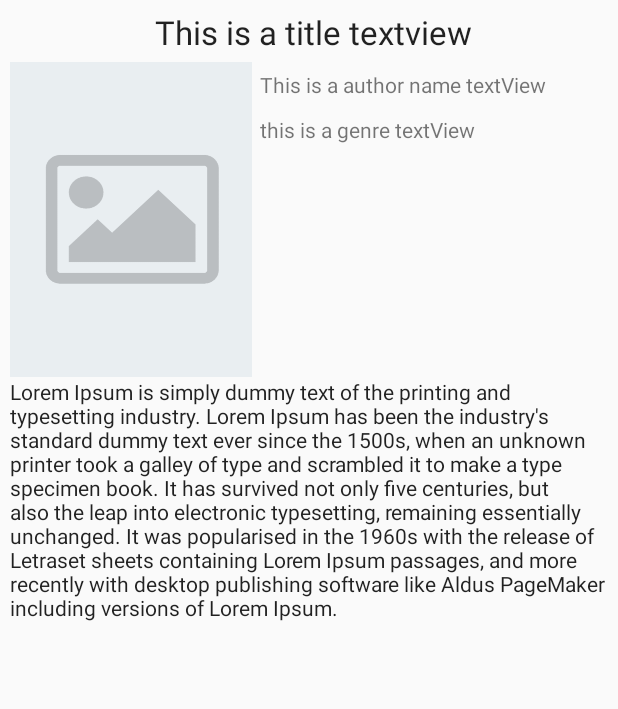
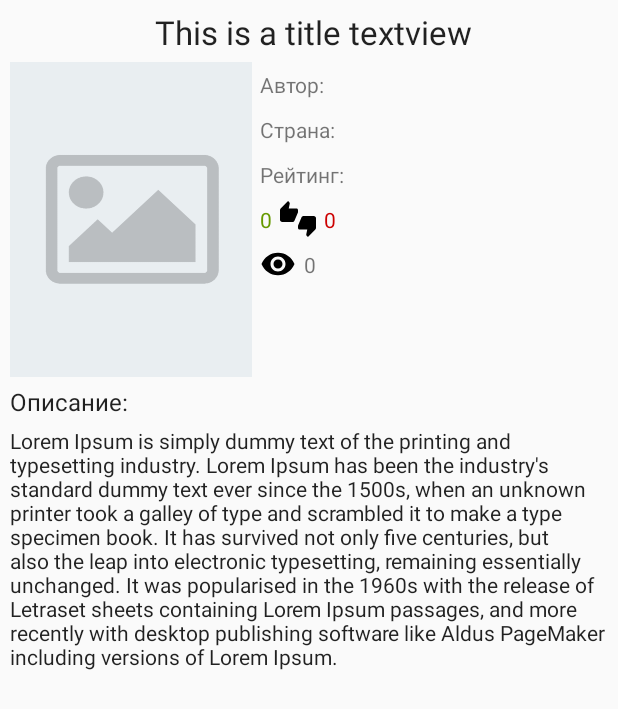
Before and after one commit to wingsoflight/rf2, an Android app: the BookDetailsActivity screen opened directly, with no data from a screen before it, on a phone screen of 412 x 824 dp. Shown: the top 709 px of the screen. Run offline under Robolectric (Android 15) with nearby library versions, the light colour scheme and no system bars; our stand-ins replace Picasso; pictures from the network do not load; 7 statements that could not run were skipped.

Commit message:
first commit

```diff
--- a/app/src/main/java/com/example/hp/recyclerviewgrid/Activities/BookDetailsActivity.java
+++ b/app/src/main/java/com/example/hp/recyclerviewgrid/Activities/BookDetailsActivity.java
@@ -6,6 +6,7 @@ import android.support.v4.app.FragmentActivity;
 import android.support.v4.view.ViewPager;
 
 import com.example.hp.recyclerviewgrid.Adapters.BookPagerAdapter;
+import com.example.hp.recyclerviewgrid.Entities.Book;
 import com.example.hp.recyclerviewgrid.Entities.Result;
 import com.example.hp.recyclerviewgrid.R;
 
@@ -26,7 +27,8 @@ public class BookDetailsActivity extends FragmentActivity {
         mViewPager = findViewById(R.id.aboutBookPager);
         intent = getIntent();
         result = intent.getParcelableExtra(RESULT_OBJECT);
-        mBookPagerAdapter = new BookPagerAdapter(getSupportFragmentManager(), result);
+        Book book = new Book(result.getTitle(), result.getDescription(), result.getLikes(), result.getDislikes(), result.getView(), result.getImage().getDesktop().getImage());
+        mBookPagerAdapter = new BookPagerAdapter(getSupportFragmentManager(), book);
         mViewPager.setAdapter(mBookPagerAdapter);
     }
 }
--- a/app/src/main/java/com/example/hp/recyclerviewgrid/Adapters/BookPagerAdapter.java
+++ b/app/src/main/java/com/example/hp/recyclerviewgrid/Adapters/BookPagerAdapter.java
@@ -6,6 +6,7 @@ import android.support.v4.app.FragmentManager;
 import android.support.v4.app.FragmentPagerAdapter;
 
 import com.example.hp.recyclerviewgrid.Activities.BookDetailsActivity;
+import com.example.hp.recyclerviewgrid.Entities.Book;
 import com.example.hp.recyclerviewgrid.Fragments.BookDetailsFragment;
 import com.example.hp.recyclerviewgrid.Entities.Result;
 
@@ -14,10 +15,10 @@ import com.example.hp.recyclerviewgrid.Entities.Result;
  */
 
 public class BookPagerAdapter extends FragmentPagerAdapter {
-    Result result;
-    public BookPagerAdapter(FragmentManager fm, Result result) {
+    Book book;
+    public BookPagerAdapter(FragmentManager fm, Book book) {
         super(fm);
-        this.result = result;
+        this.book = book;
     }
 
     @Override
@@ -25,7 +26,7 @@ public class BookPagerAdapter extends FragmentPagerAdapter {
         if(position == 0) {
             Fragment fragment = new BookDetailsFragment();
             Bundle args = new Bundle();
-            args.putParcelable(BookDetailsActivity.RESULT_OBJECT, result);
+            args.putParcelable(Book.BOOK_OBJECT, book);
             fragment.setArguments(args);
             return fragment;
         }
--- a/app/src/main/java/com/example/hp/recyclerviewgrid/Fragments/BookDetailsFragment.java
+++ b/app/src/main/java/com/example/hp/recyclerviewgrid/Fragments/BookDetailsFragment.java
@@ -10,6 +10,7 @@ import android.widget.ImageView;
 import android.widget.TextView;
 
 import com.example.hp.recyclerviewgrid.Activities.BookDetailsActivity;
+import com.example.hp.recyclerviewgrid.Entities.Book;
 import com.example.hp.recyclerviewgrid.Entities.Result;
 import com.example.hp.recyclerviewgrid.R;
 import com.squareup.picasso.Picasso;
@@ -19,20 +20,26 @@ import com.squareup.picasso.Picasso;
  */
 
 public class BookDetailsFragment extends Fragment {
-    TextView titleTextView, descriptionTextView;
+    TextView titleTextView, descriptionTextView, bookLikesCountTextView, bookDislikesCountTextView, bookViewsCountTextView;
     ImageView bookDetailsImageView;
     @Nullable
     @Override
     public View onCreateView(LayoutInflater inflater, @Nullable ViewGroup container, Bundle savedInstanceState) {
         View rootView = inflater.inflate(R.layout.book_detail, container, false);
         Bundle args = getArguments();
-        Result result = args.getParcelable(BookDetailsActivity.RESULT_OBJECT);
+        Book book = args.getParcelable(Book.BOOK_OBJECT);
         titleTextView = rootView.findViewById(R.id.bookTitleTextView);
         bookDetailsImageView = rootView.findViewById(R.id.bookImageView);
         descriptionTextView = rootView.findViewById(R.id.bookDescriptionTextView);
-        titleTextView.setText(result.getTitle());
-        descriptionTextView.setText(result.getDescription());
-        Picasso.with(getContext()).load(result.getImage().getDesktop().getImage()).placeholder(R.drawable.book_image_placeholder_vertical).error(R.drawable.book_image_placeholder_vertical).into(bookDetailsImageView);
+        bookLikesCountTextView = rootView.findViewById(R.id.bookLikesCountTextView);
+        bookDislikesCountTextView = rootView.findViewById(R.id.bookDislikesCountTextView);
+        bookViewsCountTextView = rootView.findViewById(R.id.bookViewCountTextView);
+        titleTextView.setText(book.getTitle());
+        descriptionTextView.setText(book.getDescription());
+        bookLikesCountTextView.setText(""+book.getLikes());
+        bookDislikesCountTextView.setText(""+book.getDislikes());
+        bookViewsCountTextView.setText(""+book.getView_count());
+        Picasso.with(getContext()).load(book.getImageURL()).placeholder(R.drawable.book_image_placeholder_vertical).error(R.drawable.book_image_placeholder_vertical).into(bookDetailsImageView);
         return rootView;
     }
 }
--- /dev/null
+++ b/app/src/main/res/drawable/ic_eye.xml
@@ -0,0 +1,9 @@
+<vector xmlns:android="http://schemas.android.com/apk/res/android"
+        android:width="24dp"
+        android:height="24dp"
+        android:viewportWidth="24.0"
+        android:viewportHeight="24.0">
+    <path
+        android:fillColor="#FF000000"
+        android:pathData="M12,4.5C7,4.5 2.73,7.61 1,12c1.73,4.39 6,7.5 11,7.5s9.27,-3.11 11,-7.5c-1.73,-4.39 -6,-7.5 -11,-7.5zM12,17c-2.76,0 -5,-2.24 -5,-5s2.24,-5 5,-5 5,2.24 5,5 -2.24,5 -5,5zM12,9c-1.66,0 -3,1.34 -3,3s1.34,3 3,3 3,-1.34 3,-3 -1.34,-3 -3,-3z"/>
+</vector>
--- /dev/null
+++ b/app/src/main/res/drawable/ic_thumbs_up_down_black.xml
@@ -0,0 +1,9 @@
+<vector xmlns:android="http://schemas.android.com/apk/res/android"
+        android:width="24dp"
+        android:height="24dp"
+        android:viewportWidth="24.0"
+        android:viewportHeight="24.0">
+    <path
+        android:fillColor="#FF000000"
+        android:pathData="M12,6c0,-0.55 -0.45,-1 -1,-1L5.82,5l0.66,-3.18 0.02,-0.23c0,-0.31 -0.13,-0.59 -0.33,-0.8L5.38,0 0.44,4.94C0.17,5.21 0,5.59 0,6v6.5c0,0.83 0.67,1.5 1.5,1.5h6.75c0.62,0 1.15,-0.38 1.38,-0.91l2.26,-5.29c0.07,-0.17 0.11,-0.36 0.11,-0.55L12,6zM22.5,10h-6.75c-0.62,0 -1.15,0.38 -1.38,0.91l-2.26,5.29c-0.07,0.17 -0.11,0.36 -0.11,0.55L12,18c0,0.55 0.45,1 1,1h5.18l-0.66,3.18 -0.02,0.24c0,0.31 0.13,0.59 0.33,0.8l0.79,0.78 4.94,-4.94c0.27,-0.27 0.44,-0.65 0.44,-1.06v-6.5c0,-0.83 -0.67,-1.5 -1.5,-1.5z"/>
+</vector>
--- a/app/src/main/res/layout/book_detail.xml
+++ b/app/src/main/res/layout/book_detail.xml
@@ -26,30 +26,88 @@
             android:src="@drawable/book_image_placeholder_vertical"
             android:scaleType="fitXY" />
         <LinearLayout
+            android:paddingLeft="5dp"
             android:layout_width="0dp"
             android:layout_height="match_parent"
             android:layout_weight="6"
             android:orientation="vertical">
             <TextView
-                android:padding="5dp"
+                android:paddingVertical="5dp"
                 android:id="@+id/bookAuthorTextView"
                 android:layout_width="match_parent"
                 android:layout_height="wrap_content"
-                android:text="This is a author name textView"/>
+                android:text="Автор: "/>
+            <TextView
+                android:paddingVertical="5dp"
+                android:id="@+id/bookCountryTextView"
+                android:layout_width="match_parent"
+                android:layout_height="wrap_content"
+                android:text="Страна: "/>
+            <TextView
+                android:id="@+id/bookRatingTextView"
+                android:layout_width="match_parent"
+                android:layout_height="wrap_content"
+                android:paddingVertical="5dp"
+                android:text="Рейтинг: "/>
+            <LinearLayout
+                android:layout_width="match_parent"
+                android:layout_height="wrap_content"
+                android:gravity="center_vertical">
+                <TextView
+                    android:paddingVertical="5dp"
+                    android:paddingRight="5dp"
+                    android:layout_width="wrap_content"
+                    android:layout_height="wrap_content"
+                    android:id="@+id/bookLikesCountTextView"
+                    android:text="0"
+                    android:textColor="@android:color/holo_green_dark"/>
+                <ImageView
+                    android:layout_width="24dp"
+                    android:layout_height="24dp"
+                    android:src="@drawable/ic_thumbs_up_down_black"/>
+                <TextView
+                    android:id="@+id/bookDislikesCountTextView"
+                    android:padding="5dp"
+                    android:layout_width="wrap_content"
+                    android:layout_height="wrap_content"
+                    android:text="0"
+                    android:textColor="@android:color/holo_red_dark"/>
+            </LinearLayout>
+            <LinearLayout
+                android:layout_width="match_parent"
+                android:orientation="horizontal"
+                android:gravity="center_vertical"
+                android:layout_height="wrap_content">
+                <ImageView
+                    android:layout_width="24dp"
+                    android:layout_height="24dp"
+                    android:src="@drawable/ic_eye"/>
                 <TextView
                     android:padding="5dp"
-                android:id="@+id/bookGenresTextView"
                     android:layout_width="match_parent"
                     android:layout_height="wrap_content"
-                android:text="this is a genre textView"/>
-
+                    android:text="0"
+                    android:id="@+id/bookViewCountTextView"/>
             </LinearLayout>
         </LinearLayout>
+    </LinearLayout>
+    <LinearLayout
+        android:orientation="vertical"
+        android:layout_width="match_parent"
+        android:layout_height="wrap_content">
+        <TextView
+            android:layout_marginVertical="5dp"
+            android:layout_width="match_parent"
+            android:layout_height="wrap_content"
+            android:text="Описание:"
+            android:textAppearance="@style/Base.TextAppearance.AppCompat.Body1"
+            android:textSize="16dp"/>
         <TextView
             android:id="@+id/bookDescriptionTextView"
             android:layout_width="match_parent"
             android:layout_height="wrap_content"
             android:textAppearance="@style/TextAppearance.AppCompat.Body1"
             android:text="Lorem Ipsum is simply dummy text of the printing and typesetting industry. Lorem Ipsum has been the industry's standard dummy text ever since the 1500s, when an unknown printer took a galley of type and scrambled it to make a type specimen book. It has survived not only five centuries, but also the leap into electronic typesetting, remaining essentially unchanged. It was popularised in the 1960s with the release of Letraset sheets containing Lorem Ipsum passages, and more recently with desktop publishing software like Aldus PageMaker including versions of Lorem Ipsum."/>
+    </LinearLayout>
 
 </LinearLayout>
```
Also changed, not shown: app/src/main/java/com/example/hp/recyclerviewgrid/ApiConnection/ApiService.java (added, +16 -0 lines), app/src/main/java/com/example/hp/recyclerviewgrid/ApiConnection/RetrofitClient.java (added, +16 -0 lines), app/src/main/java/com/example/hp/recyclerviewgrid/Entities/Book.java (added, +151 -0 lines). Lines whose indentation alone changed are shown as unchanged.
